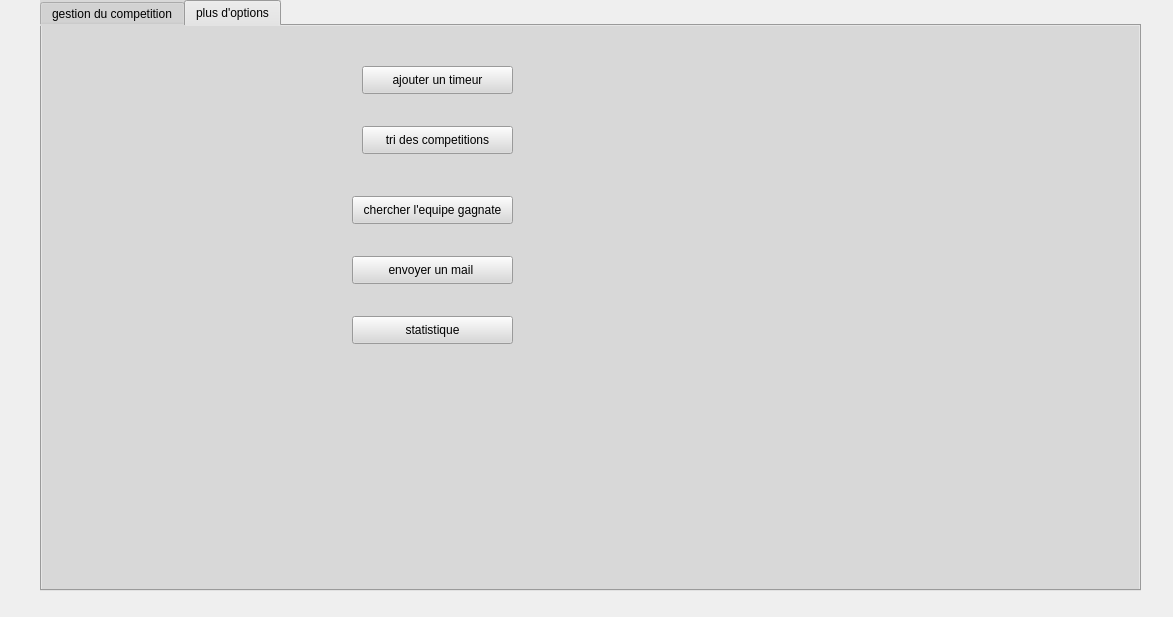
Qt form abir/competition.ui (helamoalla/olympic_games_2A16) before a commit.
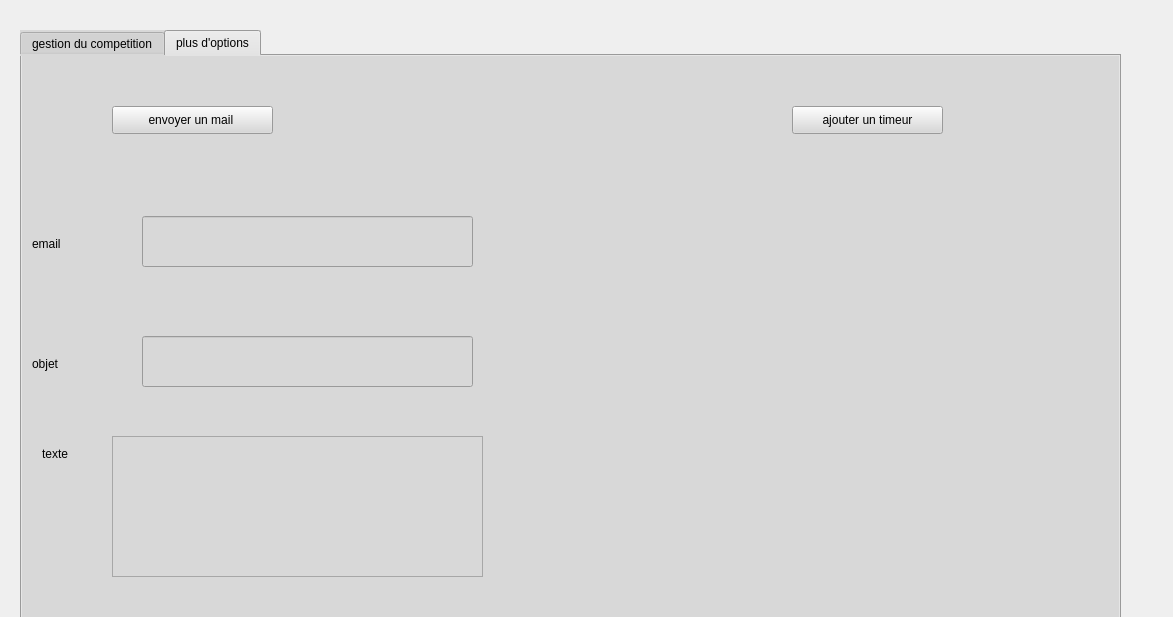
The same form after that commit. The open tabs and pages were chosen to show the change.

What changed in the file:
```diff
--- a/abir/competition.ui
+++ b/abir/competition.ui
@@ -16,8 +16,8 @@
   <widget class="QTabWidget" name="tabWidget">
    <property name="geometry">
     <rect>
-     <x>40</x>
-     <y>0</y>
+     <x>20</x>
+     <y>30</y>
      <width>1101</width>
      <height>591</height>
     </rect>
@@ -420,8 +420,8 @@
     <widget class="QPushButton" name="pushButton">
      <property name="geometry">
       <rect>
-       <x>320</x>
-       <y>40</y>
+       <x>770</x>
+       <y>50</y>
        <width>151</width>
        <height>28</height>
       </rect>
@@ -430,37 +430,11 @@
       <string>ajouter un timeur</string>
      </property>
     </widget>
-    <widget class="QPushButton" name="pushButton_2">
-     <property name="geometry">
-      <rect>
-       <x>320</x>
-       <y>100</y>
-       <width>151</width>
-       <height>28</height>
-      </rect>
-     </property>
-     <property name="text">
-      <string>tri des competitions</string>
-     </property>
-    </widget>
-    <widget class="QPushButton" name="pushButton_3">
-     <property name="geometry">
-      <rect>
-       <x>310</x>
-       <y>170</y>
-       <width>161</width>
-       <height>28</height>
-      </rect>
-     </property>
-     <property name="text">
-      <string>chercher l'equipe gagnate</string>
-     </property>
-    </widget>
     <widget class="QPushButton" name="pushButton_4">
      <property name="geometry">
       <rect>
-       <x>310</x>
-       <y>230</y>
+       <x>90</x>
+       <y>50</y>
        <width>161</width>
        <height>28</height>
       </rect>
@@ -469,17 +443,73 @@
       <string>envoyer un mail </string>
      </property>
     </widget>
-    <widget class="QPushButton" name="pushButton_9">
+    <widget class="QLineEdit" name="lineEdit_to_email">
      <property name="geometry">
       <rect>
-       <x>310</x>
-       <y>290</y>
-       <width>161</width>
-       <height>28</height>
+       <x>120</x>
+       <y>160</y>
+       <width>331</width>
+       <height>51</height>
       </rect>
      </property>
+    </widget>
+    <widget class="QLineEdit" name="lineEdit_subject_email">
+     <property name="geometry">
+      <rect>
+       <x>120</x>
+       <y>280</y>
+       <width>331</width>
+       <height>51</height>
+      </rect>
+     </property>
+    </widget>
+    <widget class="QLabel" name="label_4">
+     <property name="geometry">
+      <rect>
+       <x>10</x>
+       <y>180</y>
+       <width>56</width>
+       <height>16</height>
+      </rect>
+     </property>
      <property name="text">
-      <string>statistique</string>
+      <string>email</string>
+     </property>
+    </widget>
+    <widget class="QLabel" name="label_5">
+     <property name="geometry">
+      <rect>
+       <x>10</x>
+       <y>300</y>
+       <width>56</width>
+       <height>16</height>
+      </rect>
+     </property>
+     <property name="text">
+      <string>objet</string>
+     </property>
+    </widget>
+    <widget class="QLabel" name="label_6">
+     <property name="geometry">
+      <rect>
+       <x>20</x>
+       <y>390</y>
+       <width>56</width>
+       <height>16</height>
+      </rect>
+     </property>
+     <property name="text">
+      <string>texte</string>
+     </property>
+    </widget>
+    <widget class="QTextEdit" name="textEdit_email">
+     <property name="geometry">
+      <rect>
+       <x>90</x>
+       <y>380</y>
+       <width>371</width>
+       <height>141</height>
+      </rect>
      </property>
     </widget>
    </widget>
```
Left out of the diff: 13 changed lines with no effect on the pictures.
